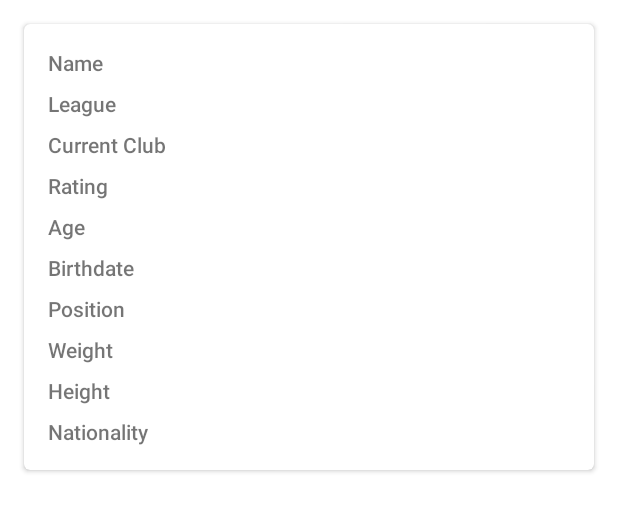
After one commit to davgdafa/repo_test_github_api, an Android app: the layout player_card_item_row.xml on its own in the app's theme, with its tools: preview values and no code run, on a phone screen of 412 x 824 dp. The commit adds this screen. Shown: the top 512 px of the screen. Run offline under Robolectric (Android 15) with nearby library versions, the phone set to English and light mode, and no system bars.

Commit message:
TEST-001: Updates to players list with adapter.

```diff
--- a/data/build.gradle
+++ b/data/build.gradle
@@ -16,6 +16,4 @@ dependencies {
             'com.squareup.retrofit2:converter-gson:2.9.0',
             'org.jetbrains.kotlinx:kotlinx-serialization-json:1.2.2',
             'com.squareup.okhttp3:logging-interceptor:3.11.0'
-    implementation 'org.jetbrains.kotlinx:kotlinx-coroutines-core:1.5.1'
-    implementation 'org.jetbrains.kotlinx:kotlinx-coroutines-android:1.5.1'
 }
--- a/data/src/main/java/com/fifa/data/remote/PlayerData.kt
+++ b/data/src/main/java/com/fifa/data/remote/PlayerData.kt
@@ -4,7 +4,7 @@ import kotlinx.serialization.Serializable
 
 @Serializable
 data class PlayerData(
-    val commonName: String?,
+    val name: String?,
     val league: LeagueData?,
     val nation: NationData?,
     val club: ClubData?,
--- a/presentation/build.gradle
+++ b/presentation/build.gradle
@@ -55,5 +55,6 @@ dependencies {
     implementation "org.koin:koin-androidx-viewmodel:2.1.3"
     implementation "org.koin:koin-android-viewmodel:2.1.3"
     debugImplementation "androidx.compose.ui:ui-tooling:$compose_version"
+    debugImplementation 'com.github.bumptech.glide:glide:4.12.0'
     testImplementation(Libs.junit)
 }
--- /dev/null
+++ b/presentation/src/main/res/layout/player_card_item_row.xml
@@ -0,0 +1,208 @@
+<?xml version="1.0" encoding="utf-8"?>
+<androidx.constraintlayout.widget.ConstraintLayout xmlns:android="http://schemas.android.com/apk/res/android"
+    xmlns:app="http://schemas.android.com/apk/res-auto"
+    android:layout_width="match_parent"
+    android:layout_height="wrap_content">
+
+    <androidx.cardview.widget.CardView
+        app:cardCornerRadius="4dp"
+        android:layout_width="0dp"
+        android:layout_height="wrap_content"
+        android:layout_margin="16dp"
+        app:layout_constraintBottom_toBottomOf="parent"
+        app:layout_constraintEnd_toEndOf="parent"
+        app:layout_constraintStart_toStartOf="parent"
+        app:layout_constraintTop_toTopOf="parent">
+
+        <ImageView
+            android:id="@+id/iv_player_profile"
+            android:layout_width="match_parent"
+            android:layout_height="wrap_content"
+            android:adjustViewBounds="true"
+            android:scaleType="centerCrop"/>
+
+        <LinearLayout
+            android:layout_width="match_parent"
+            android:layout_height="wrap_content"
+            android:orientation="horizontal">
+
+            <LinearLayout
+                android:layout_width="wrap_content"
+                android:layout_height="wrap_content"
+                android:layout_margin="16dp"
+                android:orientation="vertical">
+
+                <TextView
+                    android:id="@+id/tv_player_name_label"
+                    android:layout_width="wrap_content"
+                    android:layout_height="wrap_content"
+                    android:fontFamily="sans-serif-light"
+                    android:text="Name"
+                    android:textStyle="bold"
+                    android:typeface="monospace" />
+
+                <TextView
+                    android:id="@+id/tv_player_league_label"
+                    android:layout_width="wrap_content"
+                    android:layout_height="wrap_content"
+                    android:layout_marginTop="8dp"
+                    android:fontFamily="sans-serif-light"
+                    android:text="League"
+                    android:textStyle="bold"
+                    android:typeface="monospace" />
+
+                <TextView
+                    android:id="@+id/tv_player_team_label"
+                    android:layout_width="wrap_content"
+                    android:layout_height="wrap_content"
+                    android:layout_marginTop="8dp"
+                    android:fontFamily="sans-serif-light"
+                    android:text="Current Club"
+                    android:textStyle="bold"
+                    android:typeface="monospace" />
+
+                <TextView
+                    android:id="@+id/tv_player_rating_label"
+                    android:layout_width="wrap_content"
+                    android:layout_height="wrap_content"
+                    android:layout_marginTop="8dp"
+                    android:fontFamily="sans-serif-light"
+                    android:text="Rating"
+                    android:textStyle="bold"
+                    android:typeface="monospace" />
+
+                <TextView
+                    android:id="@+id/tv_player_age_label"
+                    android:layout_width="wrap_content"
+                    android:layout_height="wrap_content"
+                    android:layout_marginTop="8dp"
+                    android:fontFamily="sans-serif-light"
+                    android:text="Age"
+                    android:textStyle="bold"
+                    android:typeface="monospace" />
+
+                <TextView
+                    android:id="@+id/tv_player_birthdate_label"
+                    android:layout_width="wrap_content"
+                    android:layout_height="wrap_content"
+                    android:layout_marginTop="8dp"
+                    android:fontFamily="sans-serif-light"
+                    android:text="Birthdate"
+                    android:textStyle="bold"
+                    android:typeface="monospace" />
+
+                <TextView
+                    android:id="@+id/tv_player_position_label"
+                    android:layout_width="wrap_content"
+                    android:layout_height="wrap_content"
+                    android:layout_marginTop="8dp"
+                    android:fontFamily="sans-serif-light"
+                    android:text="Position"
+                    android:textStyle="bold"
+                    android:typeface="monospace" />
+
+                <TextView
+                    android:id="@+id/tv_player_weight_label"
+                    android:layout_width="wrap_content"
+                    android:layout_height="wrap_content"
+                    android:layout_marginTop="8dp"
+                    android:fontFamily="sans-serif-light"
+                    android:text="Weight"
+                    android:textStyle="bold"
+                    android:typeface="monospace" />
+
+                <TextView
+                    android:id="@+id/tv_player_height_label"
+                    android:layout_width="wrap_content"
+                    android:layout_height="wrap_content"
+                    android:layout_marginTop="8dp"
+                    android:fontFamily="sans-serif-light"
+                    android:text="Height"
+                    android:textStyle="bold"
+                    android:typeface="monospace" />
+
+                <TextView
+                    android:id="@+id/tv_player_nationality_label"
+                    android:layout_width="wrap_content"
+                    android:layout_height="wrap_content"
+                    android:layout_marginTop="8dp"
+                    android:fontFamily="sans-serif-light"
+                    android:text="Nationality"
+                    android:textStyle="bold"
+                    android:typeface="monospace" />
+
+            </LinearLayout>
+
+            <LinearLayout
+                android:layout_width="0dp"
+                android:layout_height="wrap_content"
+                android:layout_margin="16dp"
+                android:layout_weight="1"
+                android:orientation="vertical">
+
+                <TextView
+                    android:id="@+id/tv_player_name"
+                    android:layout_width="wrap_content"
+                    android:layout_height="wrap_content" />
+
+                <TextView
+                    android:id="@+id/tv_player_league"
+                    android:layout_width="wrap_content"
+                    android:layout_height="wrap_content"
+                    android:layout_marginTop="8dp" />
+
+                <TextView
+                    android:id="@+id/tv_player_club"
+                    android:layout_width="wrap_content"
+                    android:layout_height="wrap_content"
+                    android:layout_marginTop="8dp" />
+
+                <TextView
+                    android:id="@+id/tv_player_rating"
+                    android:layout_width="wrap_content"
+                    android:layout_height="wrap_content"
+                    android:layout_marginTop="8dp" />
+
+                <TextView
+                    android:id="@+id/tv_player_age"
+                    android:layout_width="wrap_content"
+                    android:layout_height="wrap_content"
+                    android:layout_marginTop="8dp" />
+
+                <TextView
+                    android:id="@+id/tv_player_birthdate"
+                    android:layout_width="wrap_content"
+                    android:layout_height="wrap_content"
+                    android:layout_marginTop="8dp" />
+
+                <TextView
+                    android:id="@+id/tv_player_position"
+                    android:layout_width="wrap_content"
+                    android:layout_height="wrap_content"
+                    android:layout_marginTop="8dp" />
+
+                <TextView
+                    android:id="@+id/tv_player_weight"
+                    android:layout_width="wrap_content"
+                    android:layout_height="wrap_content"
+                    android:layout_marginTop="8dp" />
+
+                <TextView
+                    android:id="@+id/tv_player_height"
+                    android:layout_width="wrap_content"
+                    android:layout_height="wrap_content"
+                    android:layout_marginTop="8dp" />
+
+                <TextView
+                    android:id="@+id/tv_player_nationality"
+                    android:layout_width="wrap_content"
+                    android:layout_height="wrap_content"
+                    android:layout_marginTop="8dp" />
+
+            </LinearLayout>
+
+        </LinearLayout>
+
+    </androidx.cardview.widget.CardView>
+
+</androidx.constraintlayout.widget.ConstraintLayout>
```
Also changed, not shown: presentation/src/main/java/com/fifa/presentation/MainActivity2.kt (+30 -7 lines), presentation/src/main/java/com/fifa/presentation/PlayersAdapter.kt (added, +48 -0 lines), presentation/src/main/res/layout/activity_main_2.xml (+32 -8 lines).
